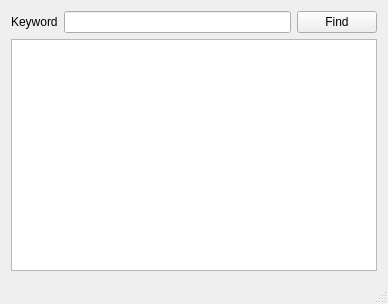
This is Code/mainwindow.ui in jmigual/Hesed-Management as Qt 5 draws it before an edit. The edited form follows.
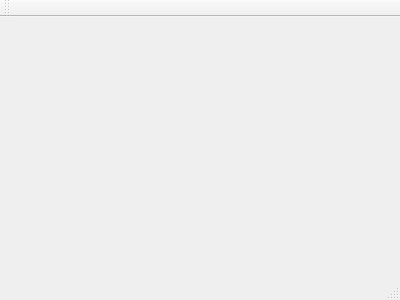
This is the edited form.

```diff
--- a/Code/mainwindow.ui
+++ b/Code/mainwindow.ui
@@ -1,60 +1,25 @@
 <?xml version="1.0" encoding="UTF-8"?>
 <ui version="4.0">
- <class>Pepe</class>
- <widget class="QMainWindow" name="Pepe">
-  <property name="geometry">
+ <class>MainWindow</class>
+ <widget class="QMainWindow" name="MainWindow" >
+  <property name="geometry" >
    <rect>
     <x>0</x>
     <y>0</y>
-    <width>388</width>
-    <height>304</height>
+    <width>400</width>
+    <height>300</height>
    </rect>
   </property>
   <property name="windowTitle">
    <string>MainWindow</string>
   </property>
-  <property name="documentMode">
-   <bool>false</bool>
-  </property>
-  <property name="dockNestingEnabled">
-   <bool>false</bool>
-  </property>
-  <widget class="QWidget" name="centralWidget">
-   <layout class="QVBoxLayout" name="verticalLayout">
-    <item>
-     <layout class="QHBoxLayout" name="horizontalLayout">
-      <item>
-       <widget class="QLabel" name="label">
-        <property name="text">
-         <string>Keyword</string>
-        </property>
-       </widget>
-      </item>
-      <item>
-       <widget class="QLineEdit" name="lineEdit"/>
-      </item>
-      <item>
-       <widget class="QPushButton" name="findButton">
-        <property name="text">
-         <string>Find</string>
-        </property>
-       </widget>
-      </item>
-     </layout>
-    </item>
-    <item>
-     <widget class="QTextEdit" name="textEdit"/>
-    </item>
-   </layout>
-  </widget>
-  <widget class="QStatusBar" name="statusBar"/>
-  <action name="actionProva_2">
-   <property name="text">
-    <string>Prova 2</string>
-   </property>
-  </action>
+  <widget class="QMenuBar" name="menuBar" />
+  <widget class="QToolBar" name="mainToolBar" />
+  <widget class="QWidget" name="centralWidget" />
+  <widget class="QStatusBar" name="statusBar" />
  </widget>
- <layoutdefault spacing="6" margin="11"/>
+ <layoutDefault spacing="6" margin="11" />
+ <pixmapfunction></pixmapfunction>
  <resources/>
  <connections/>
 </ui>
```
Left out of the diff: 3 changed lines with no effect on the pictures.
